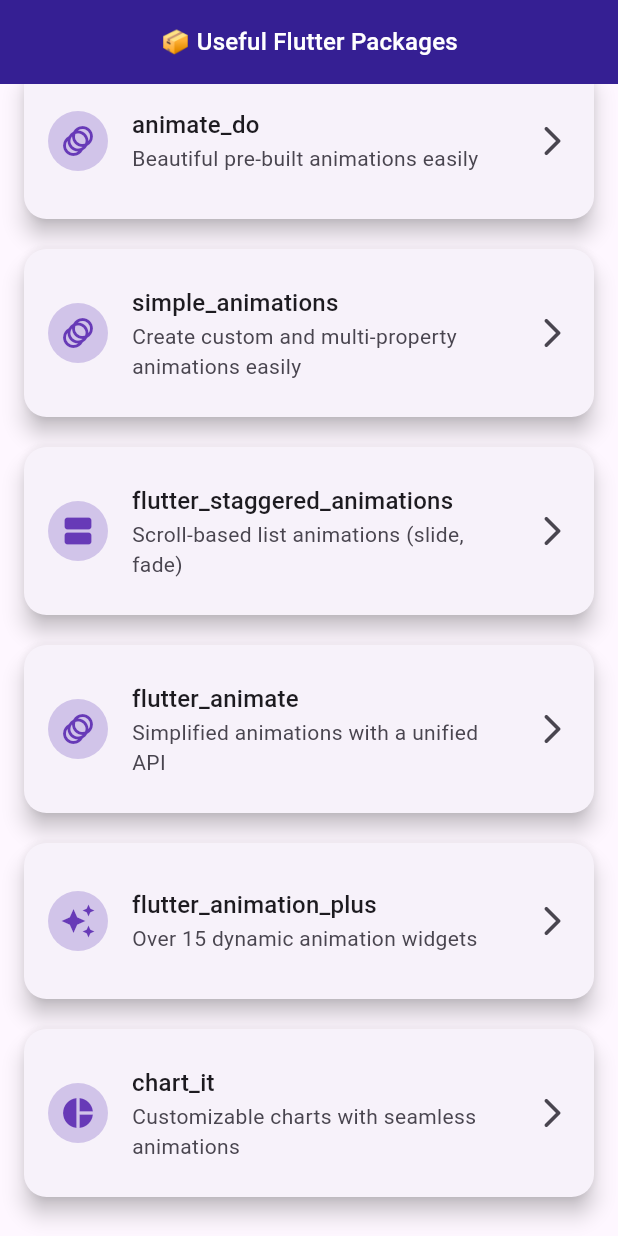
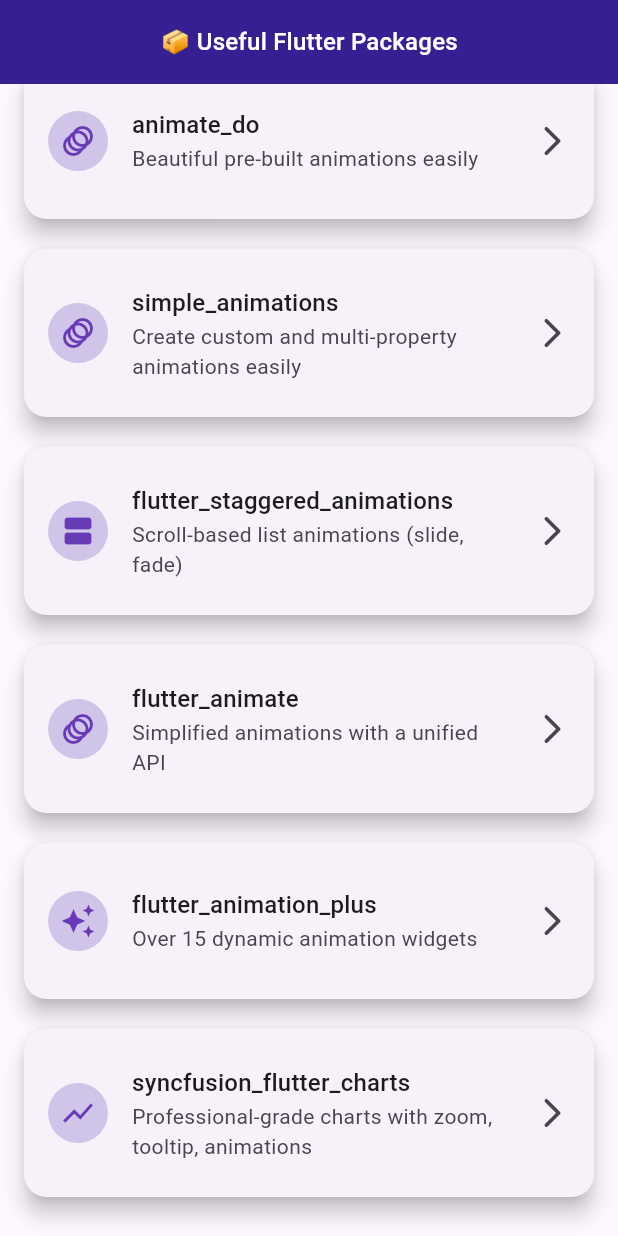
Before and after one commit to Shehryar-dev/useful_packages, a Flutter app: the screen it shows after launch, scrolled down 808 dp, on a phone screen of 412 x 824 dp. Run offline on Flutter 3.47's test engine with Material 3 defaults, Android fonts, the phone set to English and light mode, and no system bars; our stand-ins replace animate_do, animated_list_plus, device_preview, flutter_animate, flutter_rating_bar, flutter_staggered_animations and 5 more; missing offline and left inert: chart_it, feedback, flutter_animation_plus.

Commit message:
Code Update

```diff
--- a/lib/home/home_screen.dart
+++ b/lib/home/home_screen.dart
@@ -1,6 +1,8 @@
 
 
 
+
+import 'package:useful_packages/packages/13_syncfusion_flutter_charts/syncfusion_flutter_charts.dart';
 
 import '../constants/screen_paths.dart';
 
@@ -80,10 +82,10 @@ class UsefulPackageHomeScreen extends StatelessWidget {
         destination: const FlutterAnimationPlusExample(),
       ),
       _PackageItem(
-        title: 'chart_it',
-        subtitle: 'Customizable charts with seamless animations',
-        icon: Icons.pie_chart,
-        destination: const ChartItExample(),
+        title: 'syncfusion_flutter_charts',
+        subtitle: 'Professional-grade charts with zoom, tooltip, animations',
+        icon: Icons.show_chart,
+        destination: const SyncfusionChartItem(),
       ),
 
 
--- a/lib/packages/13_syncfusion_flutter_charts/syncfusion_flutter_charts.dart
+++ b/lib/packages/13_syncfusion_flutter_charts/syncfusion_flutter_charts.dart
@@ -22,7 +22,7 @@ class SyncfusionChartItem extends StatelessWidget {
     ];
 
     return Scaffold(
-      appBar: AppBar(title: const Text('Syncfusion Chart Example')),
+      appBar: AppBar(title: const Text('Syncfusion Chart Example', style: TextStyle(color: Colors.white, fontSize: 16),),backgroundColor: Colors.indigo.shade900, ),
       body: Padding(
         padding: const EdgeInsets.all(16.0),
         child: SfCartesianChart(
```
